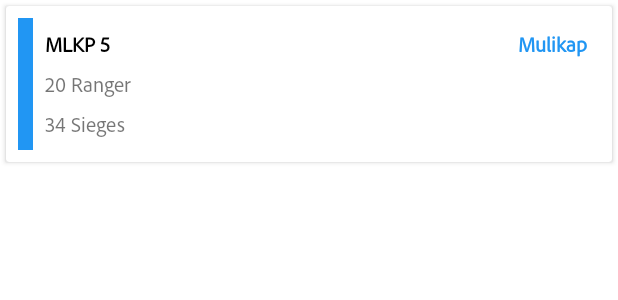
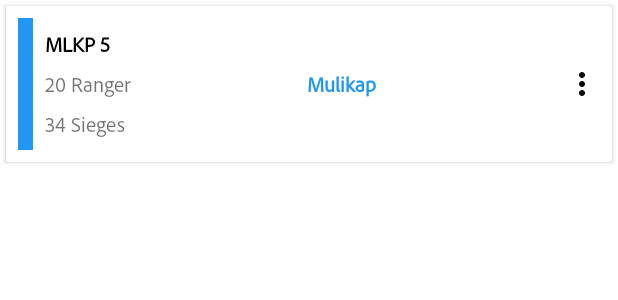
Before and after one commit to eric-ampire/ticket-manager-mobile, an Android app: the layout item_bus.xml on its own in the app's theme, with its tools: preview values and no code run, on a phone screen of 412 x 824 dp. Shown: the top 300 px of the screen. Run offline under Robolectric (Android 15) with nearby library versions, the phone set to English and light mode, and no system bars.

Commit message:
[UPDATE] Adding image button for more option

```diff
--- a/app/src/main/res/layout/item_bus.xml
+++ b/app/src/main/res/layout/item_bus.xml
@@ -64,17 +64,21 @@
                 tools:text="34 Sieges" />
 
             <TextView
-                android:textStyle="bold"
-                android:textColor="@color/blue_500"
                 android:id="@+id/textView4"
                 android:layout_width="wrap_content"
                 android:layout_height="wrap_content"
-                android:layout_marginTop="16dp"
-                android:layout_marginEnd="16dp"
-                tools:text="Mulikap"
+                android:layout_marginStart="8dp"
+                android:layout_marginTop="8dp"
+                android:layout_marginEnd="8dp"
+                android:layout_marginBottom="8dp"
                 android:text="@{String.valueOf(bus.idAgence)}"
-                app:layout_constraintEnd_toEndOf="parent"
-                app:layout_constraintTop_toTopOf="parent" />
+                android:textColor="@color/blue_500"
+                android:textStyle="bold"
+                app:layout_constraintBottom_toBottomOf="parent"
+                app:layout_constraintEnd_toStartOf="@+id/imageButton"
+                app:layout_constraintStart_toEndOf="@+id/textView2"
+                app:layout_constraintTop_toTopOf="parent"
+                tools:text="Mulikap" />
 
             <View
                 android:id="@+id/view"
@@ -88,6 +92,18 @@
                 app:layout_constraintStart_toStartOf="parent"
                 app:layout_constraintTop_toTopOf="parent" />
 
+            <ImageButton
+                android:id="@+id/imageButton"
+                style="?attr/borderlessButtonStyle"
+                android:layout_width="40dp"
+                android:layout_height="40dp"
+                android:layout_marginTop="8dp"
+                android:layout_marginBottom="8dp"
+                app:layout_constraintBottom_toBottomOf="parent"
+                app:layout_constraintEnd_toEndOf="parent"
+                app:layout_constraintTop_toTopOf="parent"
+                app:srcCompat="@drawable/ic_more_vert" />
+
         </androidx.constraintlayout.widget.ConstraintLayout>
     </androidx.cardview.widget.CardView>
 </layout>
```
